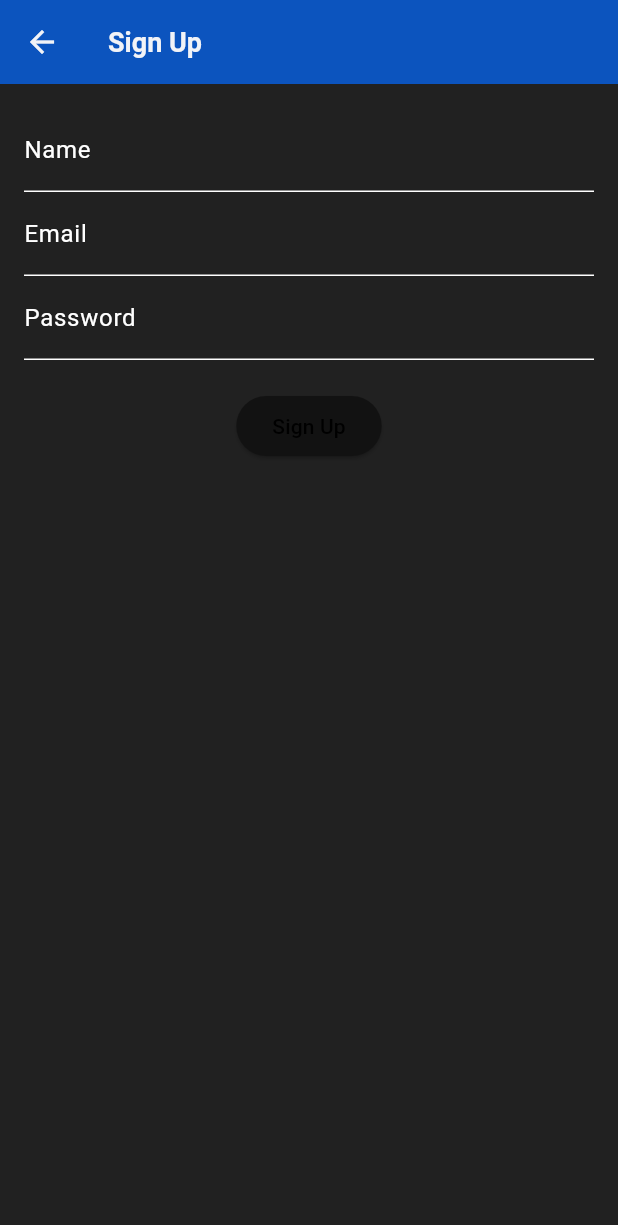
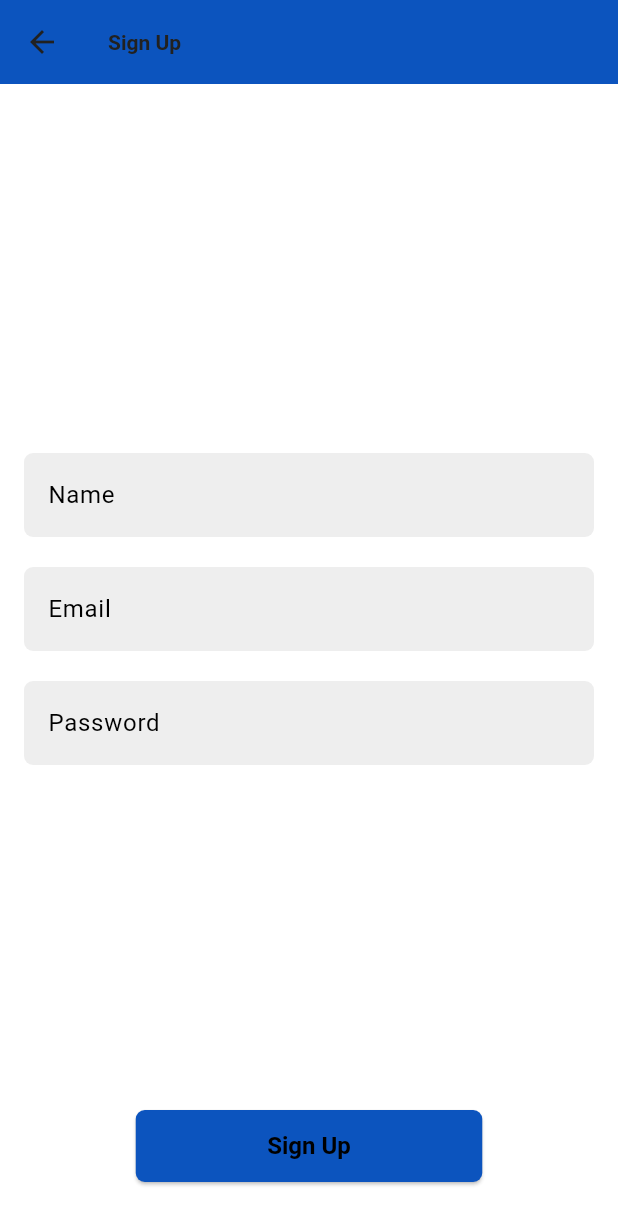
Before and after one commit to princetomar27/flutter-news, a Flutter app: the SignUpScreen screen opened directly, on a phone screen of 412 x 824 dp. Shown: the top 1225 px of the screen. Run offline on Flutter 3.47's test engine with Material 3 defaults, Android fonts, the phone set to English and light mode, and no system bars; our stand-ins replace cloud_firestore, firebase_auth, firebase_core, firebase_remote_config, shared_preferences; accounts and stored records are empty; network calls fail; Roboto replaces fonts that are missing (Raleway).

Commit message:
News app completed

```diff
--- a/lib/app/models/user.dart
+++ b/lib/app/models/user.dart
@@ -0,0 +1,23 @@
+class User {
+  final String username;
+  final String email;
+
+  User({
+    required this.username,
+    required this.email,
+  });
+
+  factory User.fromJson(Map<String, dynamic> json) {
+    return User(
+      username: json['username'],
+      email: json['email'],
+    );
+  }
+
+  Map<String, dynamic> toJson() {
+    return {
+      'username': username,
+      'email': email,
+    };
+  }
+}
--- a/lib/app/screens/signup_screen.dart
+++ b/lib/app/screens/auth/signup_screen.dart
@@ -1,7 +1,8 @@
 import 'package:flutter/material.dart';
-import 'package:flutternews/app/screens/news_screen.dart';
 import 'package:provider/provider.dart';
-import '../providers/auth_provider.dart';
+
+import '../../providers/auth_provider.dart';
+import '../news_screen.dart';
 
 class SignUpScreen extends StatefulWidget {
   @override
@@ -27,18 +28,21 @@ class _SignUpScreenState extends State<SignUpScreen> {
                 )
               : Column(
                   children: [
+                    const Spacer(),
                     TextFormField(
                       decoration: InputDecoration(labelText: 'Name'),
                       validator: (value) =>
                           value!.isEmpty ? 'Enter your name' : null,
                       onSaved: (value) => _name = value,
                     ),
+                    const SizedBox(height: 20),
                     TextFormField(
                       decoration: InputDecoration(labelText: 'Email'),
                       validator: (value) =>
                           value!.isEmpty ? 'Enter your email' : null,
                       onSaved: (value) => _email = value,
                     ),
+                    const SizedBox(height: 20),
                     TextFormField(
                       decoration: InputDecoration(labelText: 'Password'),
                       validator: (value) =>
@@ -46,7 +50,7 @@ class _SignUpScreenState extends State<SignUpScreen> {
                       onSaved: (value) => _password = value,
                       obscureText: true,
                     ),
-                    SizedBox(height: 20),
+                    const Spacer(),
                     ElevatedButton(
                       onPressed: () async {
                         if (_formKey.currentState!.validate()) {
@@ -76,6 +80,7 @@ class _SignUpScreenState extends State<SignUpScreen> {
                       },
                       child: Text('Sign Up'),
                     ),
+                    const SizedBox(height: 20),
                   ],
                 ),
         ),
--- a/lib/constants/app_colors.dart
+++ b/lib/constants/app_colors.dart
@@ -26,5 +26,5 @@ class ColorPalettes {
     BlendMode.saturation,
   );
 
-  static Color appBarPrimary = const Color(0xFF0C54BE);
+  static Color primaryColor = const Color(0xFF0C54BE);
 }
--- a/lib/constants/theme.dart
+++ b/lib/constants/theme.dart
@@ -7,15 +7,50 @@ class AppTheme {
   static ThemeData lightTheme = ThemeData(
     fontFamily: 'Raleway',
     primaryColor: ColorPalettes.lightPrimary,
-    scaffoldBackgroundColor: ColorPalettes.lightBackground,
+    scaffoldBackgroundColor: ColorPalettes.white,
     dividerColor: ColorPalettes.darkBackground,
     inputDecorationTheme: InputDecorationTheme(
-      focusedBorder: UnderlineInputBorder(
-        borderSide: BorderSide(color: ColorPalettes.lightAccent),
+      filled: true,
+      fillColor: Colors.grey[200],
+      border: OutlineInputBorder(
+        borderRadius: BorderRadius.circular(6),
+        borderSide: BorderSide.none,
+      ),
+      focusedBorder: OutlineInputBorder(
+        borderRadius: BorderRadius.circular(6),
+        borderSide: BorderSide(
+          color: ColorPalettes.primaryColor,
+          width: 1.5,
+        ),
+      ),
+      enabledBorder: OutlineInputBorder(
+        borderRadius: BorderRadius.circular(6),
+        borderSide: BorderSide.none,
+      ),
+    ),
+    elevatedButtonTheme: ElevatedButtonThemeData(
+      style: ButtonStyle(
+        backgroundColor: MaterialStateProperty.all(
+          ColorPalettes.primaryColor,
+        ),
+        minimumSize: MaterialStateProperty.all(
+          const Size(231, 48),
+        ),
+        shape: MaterialStateProperty.all(
+          RoundedRectangleBorder(
+            borderRadius: BorderRadius.circular(6),
+          ),
+        ),
+        textStyle: MaterialStateProperty.all(
+          const TextStyle(
+            fontWeight: FontWeight.bold,
+            fontSize: 16,
+          ),
+        ),
       ),
     ),
     appBarTheme: AppBarTheme(
-      backgroundColor: ColorPalettes.appBarPrimary,
+      backgroundColor: ColorPalettes.primaryColor,
       iconTheme: IconThemeData(color: ColorPalettes.darkBackground),
       toolbarTextStyle: TextTheme(
         titleLarge: TextStyle(
@@ -31,7 +66,7 @@ class AppTheme {
       ),
     ),
     colorScheme: ColorScheme.light(
-      primary: ColorPalettes.lightPrimary,
+      primary: ColorPalettes.darkPrimary,
       secondary: ColorPalettes.lightAccent,
     ).copyWith(background: ColorPalettes.lightBackground),
   );
@@ -40,15 +75,56 @@ class AppTheme {
     fontFamily: 'Raleway',
     brightness: Brightness.dark,
     primaryColor: ColorPalettes.darkPrimary,
-    scaffoldBackgroundColor: ColorPalettes.darkBackground,
+    scaffoldBackgroundColor: Colors.black,
     dividerColor: ColorPalettes.lightPrimary,
     inputDecorationTheme: InputDecorationTheme(
-      focusedBorder: UnderlineInputBorder(
-        borderSide: BorderSide(color: ColorPalettes.darkAccent),
+      filled: true,
+      fillColor: Colors.grey[200],
+      border: OutlineInputBorder(
+        borderRadius: BorderRadius.circular(6),
+        borderSide: const BorderSide(
+          color: Colors.grey,
+          width: 1.0,
+        ),
+      ),
+      focusedBorder: OutlineInputBorder(
+        borderRadius: BorderRadius.circular(6),
+        borderSide: BorderSide(
+          color: ColorPalettes.primaryColor,
+          width: 1.5,
+        ),
+      ),
+      enabledBorder: OutlineInputBorder(
+        borderRadius: BorderRadius.circular(6),
+        borderSide: const BorderSide(
+          color: Colors.grey,
+          width: 1.0,
+        ),
+      ),
+    ),
+    elevatedButtonTheme: ElevatedButtonThemeData(
+      style: ButtonStyle(
+        backgroundColor: MaterialStateProperty.all(
+          ColorPalettes.primaryColor,
+        ),
+        minimumSize: MaterialStateProperty.all(
+          const Size(231, 48),
+        ),
+        shape: MaterialStateProperty.all(
+          RoundedRectangleBorder(
+            borderRadius: BorderRadius.circular(6),
+          ),
+        ),
+        textStyle: MaterialStateProperty.all(
+          const TextStyle(
+            fontWeight: FontWeight.bold,
+            fontSize: 16,
+          ),
+        ),
       ),
     ),
     appBarTheme: AppBarTheme(
-      backgroundColor: ColorPalettes.appBarPrimary,
+      backgroundColor: ColorPalettes.primaryColor,
       iconTheme: IconThemeData(color: ColorPalettes.lightBackground),
       toolbarTextStyle: TextTheme(
         titleLarge: TextStyle(
--- a/lib/main.dart
+++ b/lib/main.dart
@@ -26,9 +26,10 @@ class MyApp extends StatelessWidget {
             create: (_) => NewsProvider()..fetchRemoteConfig()),
       ],
       child: MaterialApp(
-        theme: AppTheme.darkTheme,
+        debugShowCheckedModeBanner: false,
+        theme: AppTheme.lightTheme,
         darkTheme: AppTheme.darkTheme,
-        home: SplashScreen(),
+        home: const SplashScreen(),
       ),
     );
   }
```
Also changed, not shown: lib/app/providers/auth_provider.dart (+37 -27 lines), lib/app/providers/news_provider.dart (+13 -1 lines), lib/app/repository/auth_repository.dart (+44 -0 lines), lib/app/screens/auth/login_screen.dart (added, +123 -0 lines), lib/app/screens/news_screen.dart (+84 -5 lines), lib/app/screens/splash_screen.dart (+5 -4 lines), lib/app/widgets/news_card_widget.dart (+13 -5 lines), lib/constants/helpers/navigation_helper.dart (added, +19 -0 lines), pubspec.yaml (+4 -4 lines), assets/navigation.png (added), lib/app/screens/login_screen.dart (deleted), pubspec.lock.
